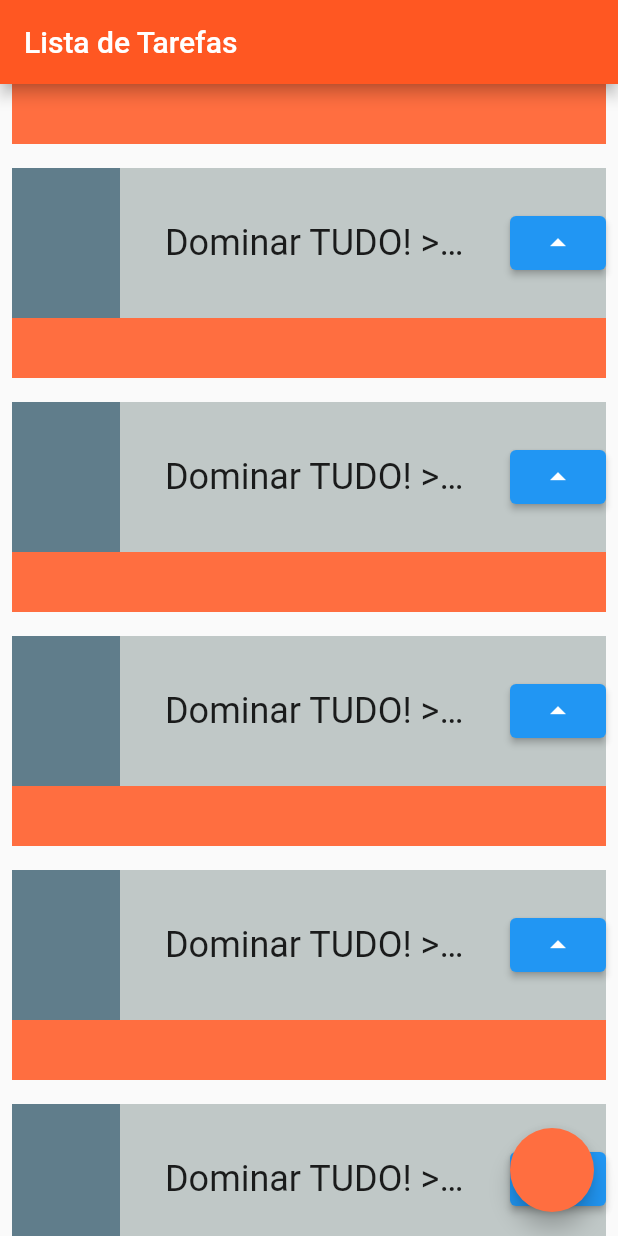
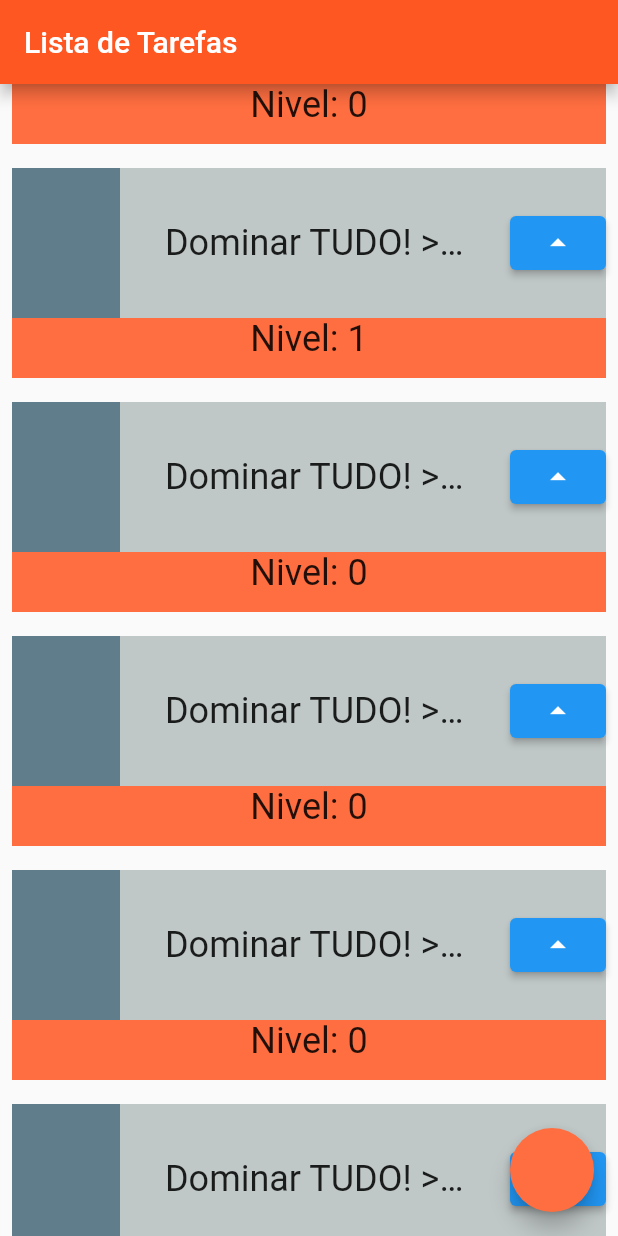
Before and after one commit to jrrodrigo421/Estudos_Flutter, a Flutter app: the screen it shows after launch, scrolled down 576 dp, after a tap on the "arrow drop up" icon, on a phone screen of 412 x 824 dp. Run offline on Flutter 3.47's test engine with Material 2 defaults, Android fonts, the phone set to English and light mode, and no system bars.

Commit message:
StatefulWidget, setState, alterando estados

```diff
--- a/lib/main.dart
+++ b/lib/main.dart
@@ -48,13 +48,22 @@ class MyApp extends StatelessWidget {
   }
 }
 
-class Task extends StatelessWidget {
+class Task extends StatefulWidget {
   final String nome;
 
   const Task({super.key, required this.nome});
 
   @override
+  State<Task> createState() => _TaskState();
+}
+
+class _TaskState extends State<Task> {
+
+  int nivel = 0;
+
+  @override
   Widget build(BuildContext context) {
+
     return Padding(
       padding: const EdgeInsets.all(8.0),
       child: Container(
@@ -65,6 +74,8 @@ class Task extends StatelessWidget {
               color: Colors.deepOrangeAccent,
               height: 140,
             ),
+            Column(
+              children: [
                 Container(
                   color: const Color.fromARGB(255, 192, 200, 199),
                   height: 100,
@@ -78,13 +89,21 @@ class Task extends StatelessWidget {
                       ),
                       Container(
                         width: 200,
-                    child: Text(nome, style: TextStyle(fontSize: 24), overflow: TextOverflow.ellipsis,
+                        child: Text(widget.nome, style: TextStyle(fontSize: 24), overflow: TextOverflow.ellipsis,
                         ),
                       ),
                       ElevatedButton(
-                      onPressed: () {}, child: Icon(Icons.arrow_drop_up))
+                          onPressed: () {
+                            setState(() {
+                              nivel++;
+                            });
+                            print('$nivel');
+                          }, child: Icon(Icons.arrow_drop_up))
                     ],
                   ),
+                ),
+                Text('Nivel: $nivel', style: TextStyle(fontSize: 24),)
+              ],
             )
           ],
         ),
```
Lines whose indentation alone changed are shown as unchanged.
